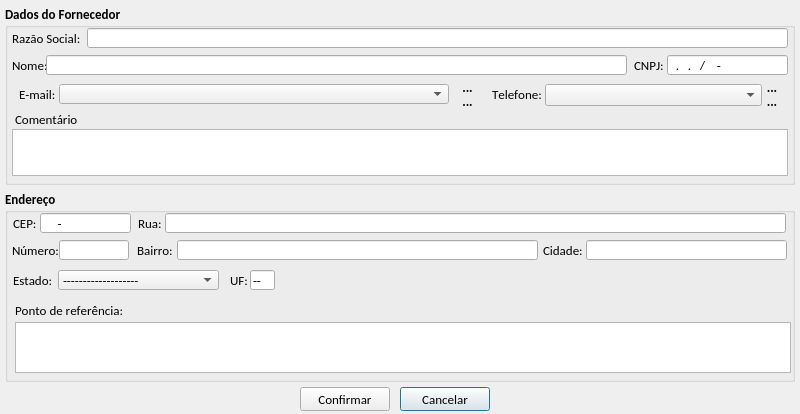
First picture: the form in loja/tela_editar_fornecedor.ui, repository jmessias1725/sexloja, before the edit.
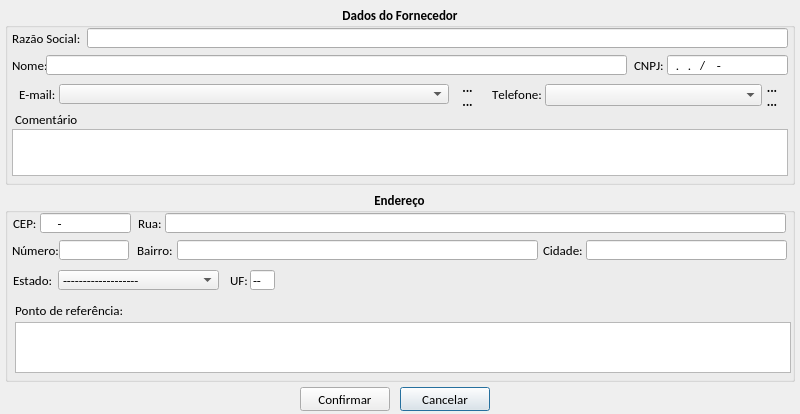
Second picture: the form after the edit. Icons and pictures are not drawn.

```diff
--- a/loja/tela_editar_fornecedor.ui
+++ b/loja/tela_editar_fornecedor.ui
@@ -123,6 +123,9 @@
    <property name="title">
     <string>Dados do Fornecedor</string>
    </property>
+   <property name="alignment">
+    <set>Qt::AlignCenter</set>
+   </property>
    <widget class="QLabel" name="lb_telefone">
     <property name="geometry">
      <rect>
@@ -619,6 +622,9 @@
    <property name="title">
     <string>Endereço</string>
    </property>
+   <property name="alignment">
+    <set>Qt::AlignCenter</set>
+   </property>
    <widget class="QLineEdit" name="le_cep">
     <property name="geometry">
      <rect>
```
